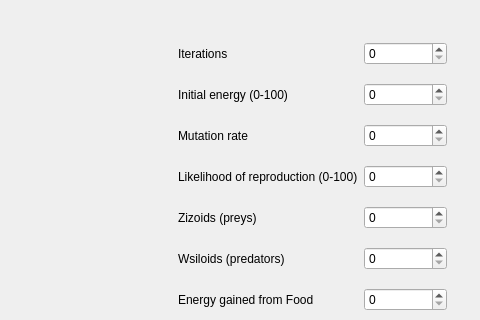
Above: ui/gui.ui from rnribeiro/ALife_NOVAIMS before the change; both pictures show x 612 to 1092 and y 0 to 320 of the 1092 by 705 pixel window. Below: the same form after it.
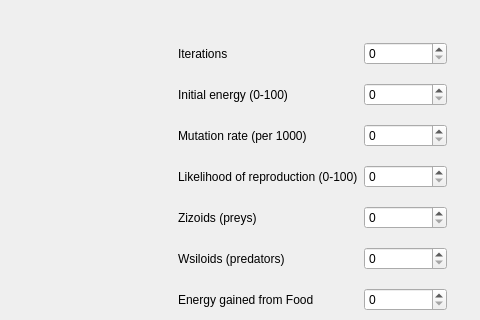
That is the form after the change.

What changed in the file:
```diff
--- a/ui/gui.ui
+++ b/ui/gui.ui
@@ -76,7 +76,7 @@
      <item row="3" column="0">
       <widget class="QLabel" name="label_6">
        <property name="text">
-        <string>Mutation rate</string>
+        <string>Mutation rate (per 1000)</string>
        </property>
       </widget>
      </item>
```
